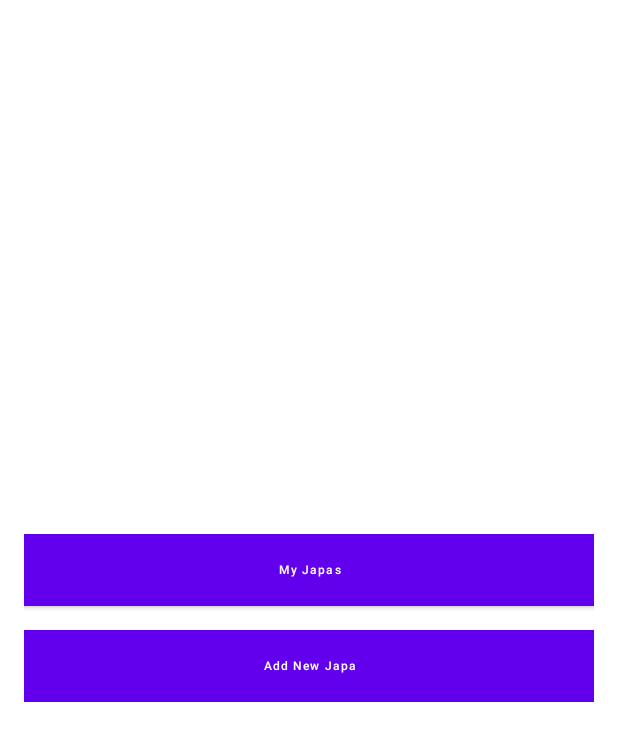
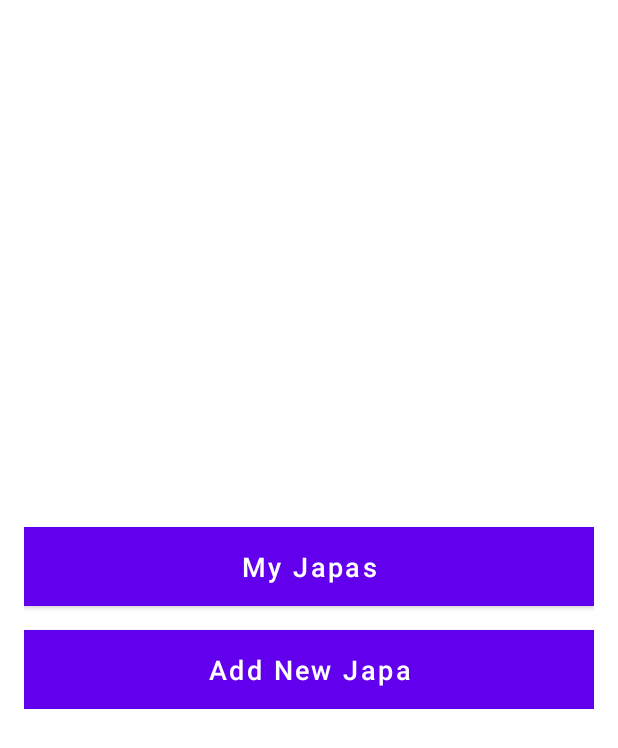
Before and after one commit to kaushal-prabhakar/Japa-Counter, an Android app built with Jetpack Compose: the screen it shows after launch (MainActivity), on a phone screen of 412 x 824 dp. Shown: the top 748 px of the screen. Run offline under Robolectric (Android 15) with nearby library versions, the phone set to English and light mode, and no system bars; our stand-ins replace Dagger/Hilt's generated code, Room's generated code, Timber; libraries missing offline, so code that uses them is left out: com.jakewharton.threetenabp; 1 statement that could not run was skipped.

Commit message:
refactor: dimens item refactor.

```diff
--- a/app/src/main/res/layout/fragment_welcome.xml
+++ b/app/src/main/res/layout/fragment_welcome.xml
@@ -37,7 +37,7 @@
             android:layout_marginBottom="@dimen/vertical_padding_8dp"
             android:text="@string/label_japa_list"
             android:background="@color/teal_700"
-            android:textSize="@dimen/button_text"
+            android:textSize="@dimen/standard_text"
             android:textColor="@color/white"
             android:textAllCaps="false"/>
 
@@ -49,7 +49,7 @@
             android:layout_marginTop="@dimen/vertical_padding_8dp"
             android:text="@string/label_add_japa"
             android:background="@color/teal_700"
-            android:textSize="@dimen/button_text"
+            android:textSize="@dimen/standard_text"
             android:textColor="@color/white"
             android:textAllCaps="false"/>
 
```
